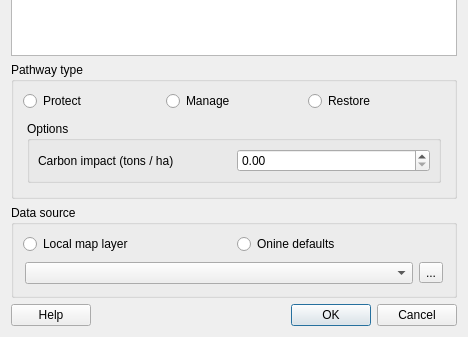
Before: the Qt Designer form src/cplus_plugin/ui/ncs_pathway_editor_dialog.ui in ConservationInternational/cplus-plugin, drawn with Qt 5; both pictures show x 0 to 468 and y 224 to 561 of the 468 by 561 pixel window.
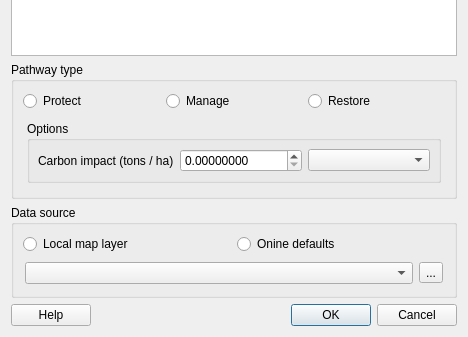
After: the same form once the commit is applied. Custom widgets are drawn as their Qt base class.

Commit message: UI for showing naturebase carbon impact values

Diff of the .ui file:
```diff
--- a/src/cplus_plugin/ui/ncs_pathway_editor_dialog.ui
+++ b/src/cplus_plugin/ui/ncs_pathway_editor_dialog.ui
@@ -215,11 +215,36 @@
              </item>
              <item row="0" column="1">
               <widget class="QgsDoubleSpinBox" name="sb_management_carbon_impact">
+               <property name="sizePolicy">
+                <sizepolicy hsizetype="Preferred" vsizetype="Fixed">
+                 <horstretch>0</horstretch>
+                 <verstretch>0</verstretch>
+                </sizepolicy>
+               </property>
+               <property name="decimals">
+                <number>8</number>
+               </property>
+               <property name="maximum">
+                <double>1000.000000000000000</double>
+               </property>
                <property name="singleStep">
                 <double>10.000000000000000</double>
                </property>
               </widget>
              </item>
+             <item row="0" column="2">
+              <widget class="QComboBox" name="cbo_naturebase_carbon">
+               <property name="sizePolicy">
+                <sizepolicy hsizetype="Preferred" vsizetype="Fixed">
+                 <horstretch>0</horstretch>
+                 <verstretch>0</verstretch>
+                </sizepolicy>
+               </property>
+               <property name="toolTip">
+                <string>Choose a computed value for the corresponding or similar Naturebase layer</string>
+               </property>
+              </widget>
+             </item>
             </layout>
            </widget>
           </item>
```
The commit also changes 4 other files.
